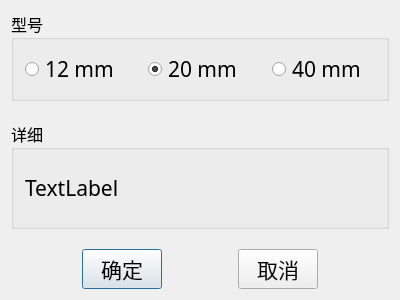
First picture: the form in gui/select_calibration_board_gui.ui, repository rawnam/Xema, before the edit.
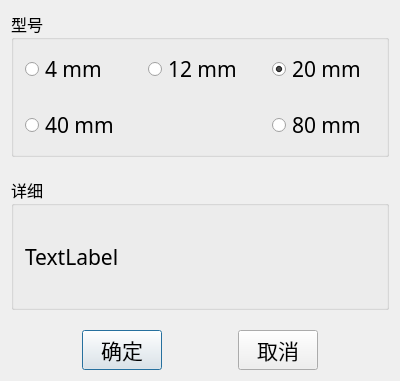
Second picture: the form after the edit.

```diff
--- a/gui/select_calibration_board_gui.ui
+++ b/gui/select_calibration_board_gui.ui
@@ -7,7 +7,7 @@
     <x>0</x>
     <y>0</y>
     <width>400</width>
-    <height>300</height>
+    <height>381</height>
    </rect>
   </property>
   <property name="font">
@@ -41,31 +41,17 @@
           <property name="spacing">
            <number>20</number>
           </property>
-          <item row="0" column="3">
-           <spacer name="horizontalSpacer">
-            <property name="orientation">
-             <enum>Qt::Horizontal</enum>
+          <item row="2" column="2">
+           <widget class="QRadioButton" name="radioButton_board_80">
+            <property name="font">
+             <font>
+              <pointsize>16</pointsize>
+             </font>
             </property>
-            <property name="sizeHint" stdset="0">
-             <size>
-              <width>40</width>
-              <height>20</height>
-             </size>
+            <property name="text">
+             <string>80 mm</string>
             </property>
-           </spacer>
-          </item>
-          <item row="0" column="5">
-           <spacer name="horizontalSpacer_6">
-            <property name="orientation">
-             <enum>Qt::Horizontal</enum>
-            </property>
-            <property name="sizeHint" stdset="0">
-             <size>
-              <width>40</width>
-              <height>20</height>
-             </size>
-            </property>
-           </spacer>
+           </widget>
           </item>
           <item row="0" column="2">
            <widget class="QRadioButton" name="radioButton_board_20">
@@ -83,31 +69,6 @@
            </widget>
           </item>
           <item row="0" column="1">
-           <spacer name="horizontalSpacer_5">
-            <property name="orientation">
-             <enum>Qt::Horizontal</enum>
-            </property>
-            <property name="sizeHint" stdset="0">
-             <size>
-              <width>40</width>
-              <height>20</height>
-             </size>
-            </property>
-           </spacer>
-          </item>
-          <item row="0" column="4">
-           <widget class="QRadioButton" name="radioButton_board_40">
-            <property name="font">
-             <font>
-              <pointsize>16</pointsize>
-             </font>
-            </property>
-            <property name="text">
-             <string>40 mm</string>
-            </property>
-           </widget>
-          </item>
-          <item row="0" column="0">
            <widget class="QRadioButton" name="radioButton_board_12">
             <property name="font">
              <font>
@@ -119,6 +80,30 @@
             </property>
            </widget>
           </item>
+          <item row="0" column="0">
+           <widget class="QRadioButton" name="radioButton_board_4">
+            <property name="font">
+             <font>
+              <pointsize>16</pointsize>
+             </font>
+            </property>
+            <property name="text">
+             <string>4 mm</string>
+            </property>
+           </widget>
+          </item>
+          <item row="2" column="0">
+           <widget class="QRadioButton" name="radioButton_board_40">
+            <property name="font">
+             <font>
+              <pointsize>16</pointsize>
+             </font>
+            </property>
+            <property name="text">
+             <string>40 mm</string>
+            </property>
+           </widget>
+          </item>
          </layout>
         </item>
        </layout>
```
